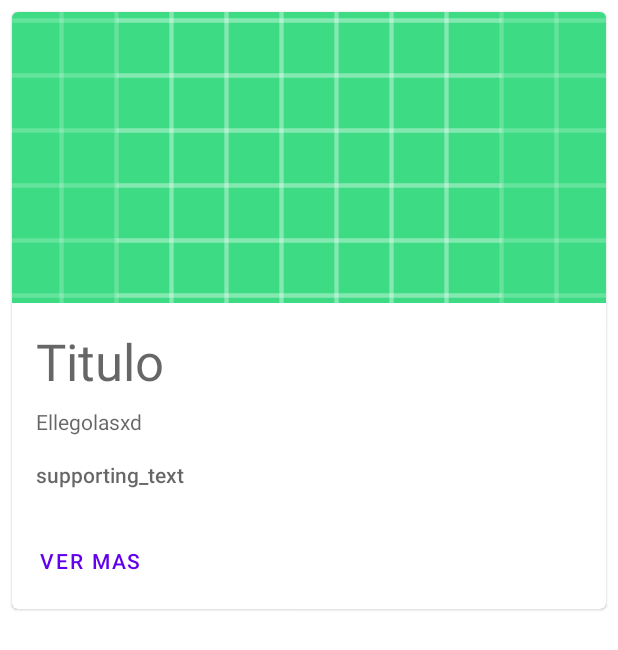
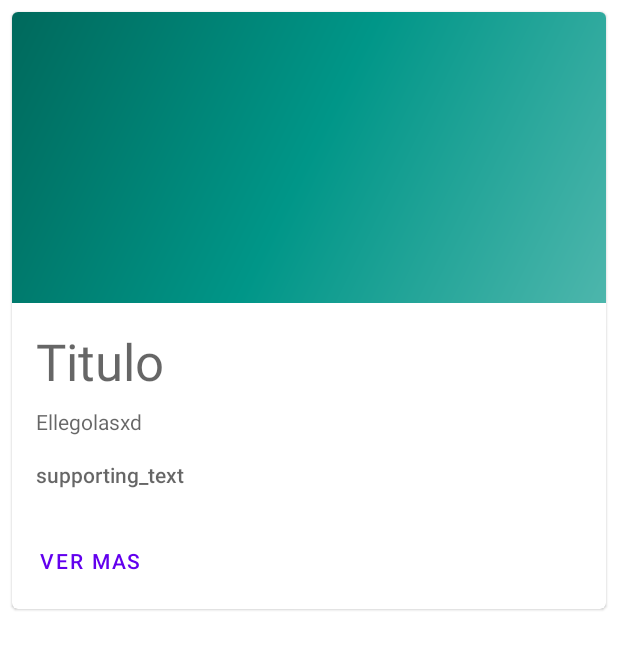
Before and after one commit to JhonattanAron/simpleAppMobil, an Android app: the layout articles_items.xml on its own in the app's theme, with its tools: preview values and no code run, on a phone screen of 412 x 824 dp. Shown: the top 650 px of the screen. Run offline under Robolectric (Android 15) with nearby library versions, the phone set to English and light mode, and no system bars.

Commit message:
fondo de img

```diff
--- a/app/src/main/res/layout/articles_items.xml
+++ b/app/src/main/res/layout/articles_items.xml
@@ -26,7 +26,7 @@
                 android:layout_height="194dp"
                 android:contentDescription="Descripcion"
                 android:scaleType="centerCrop"
-                app:srcCompat="@drawable/buscar_icon_background" />
+                app:srcCompat="@drawable/side_nav_bar" />
 
             <LinearLayout
                 android:layout_width="match_parent"
```
